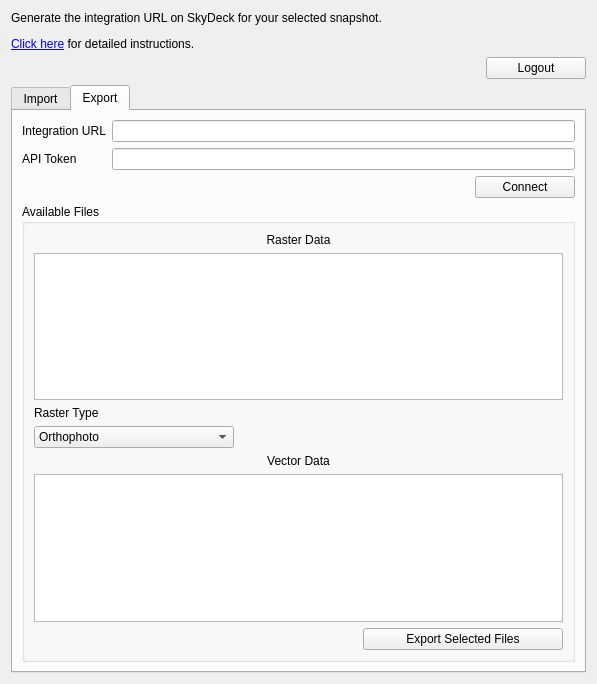
Before: the Qt Designer form ImportExportFiles.ui in Neethu-asteria/asteriaaerospace-qgis-plugin, drawn with Qt 5.
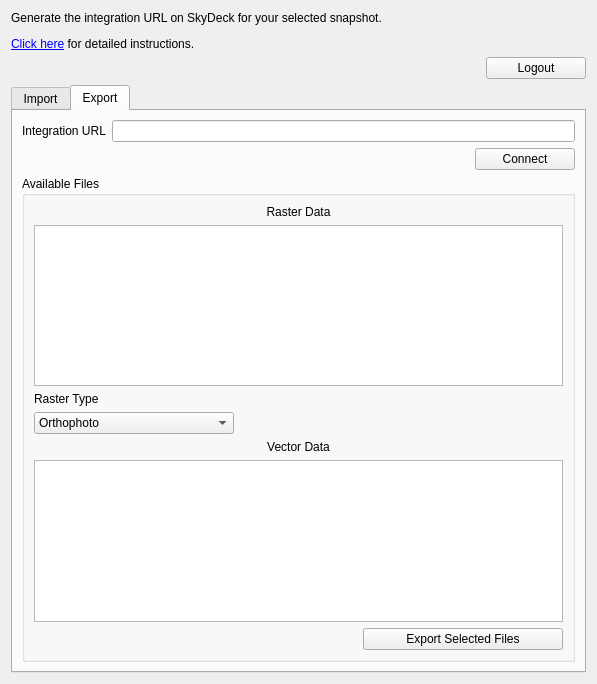
After: the same form once the commit is applied. The open tabs and pages were chosen to show the change. Icons and pictures are not drawn.

What changed in the file:
```diff
--- a/ImportExportFiles.ui
+++ b/ImportExportFiles.ui
@@ -144,43 +144,7 @@
        <string>Export</string>
       </attribute>
       <layout class="QGridLayout" name="gridLayout_4">
-       <item row="1" column="1">
-        <widget class="QLineEdit" name="exportToken"/>
-       </item>
-       <item row="1" column="0">
-        <widget class="QLabel" name="label_7">
-         <property name="text">
-          <string>API Token</string>
-         </property>
-        </widget>
-       </item>
-       <item row="0" column="1">
-        <widget class="QLineEdit" name="exportURL"/>
-       </item>
-       <item row="0" column="0">
-        <widget class="QLabel" name="label_6">
-         <property name="text">
-          <string>Integration URL</string>
-         </property>
-        </widget>
-       </item>
-       <item row="2" column="1">
-        <widget class="QPushButton" name="exportConnectButton">
-         <property name="maximumSize">
-          <size>
-           <width>100</width>
-           <height>16777215</height>
-          </size>
-         </property>
-         <property name="layoutDirection">
-          <enum>Qt::RightToLeft</enum>
-         </property>
-         <property name="text">
-          <string>Connect</string>
-         </property>
-        </widget>
-       </item>
-       <item row="4" column="0" colspan="2">
+       <item row="3" column="0" colspan="2">
         <widget class="QGroupBox" name="exportFileListGroupBox">
          <property name="title">
           <string>Available Files</string>
@@ -279,6 +243,32 @@
          </layout>
         </widget>
        </item>
+       <item row="0" column="0">
+        <widget class="QLabel" name="label_6">
+         <property name="text">
+          <string>Integration URL</string>
+         </property>
+        </widget>
+       </item>
+       <item row="1" column="1">
+        <widget class="QPushButton" name="exportConnectButton">
+         <property name="maximumSize">
+          <size>
+           <width>100</width>
+           <height>16777215</height>
+          </size>
+         </property>
+         <property name="layoutDirection">
+          <enum>Qt::RightToLeft</enum>
+         </property>
+         <property name="text">
+          <string>Connect</string>
+         </property>
+        </widget>
+       </item>
+       <item row="0" column="1">
+        <widget class="QLineEdit" name="exportURL"/>
+       </item>
       </layout>
      </widget>
     </widget>
```
Left out of the diff: 28 changed lines with no effect on the pictures.
